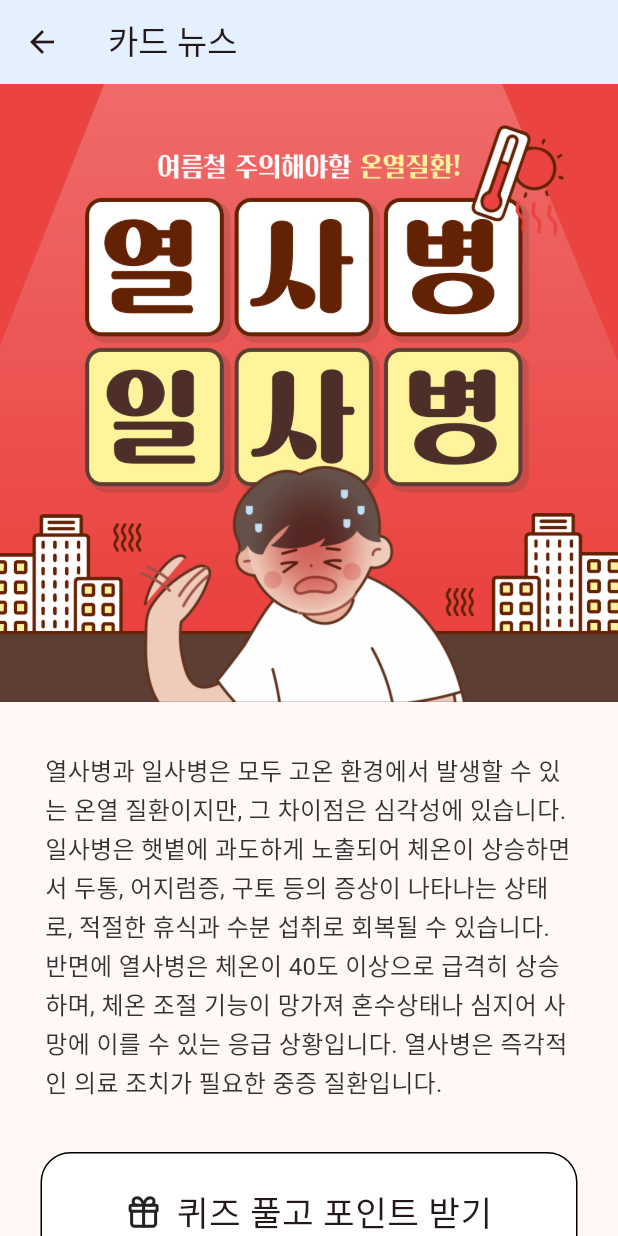
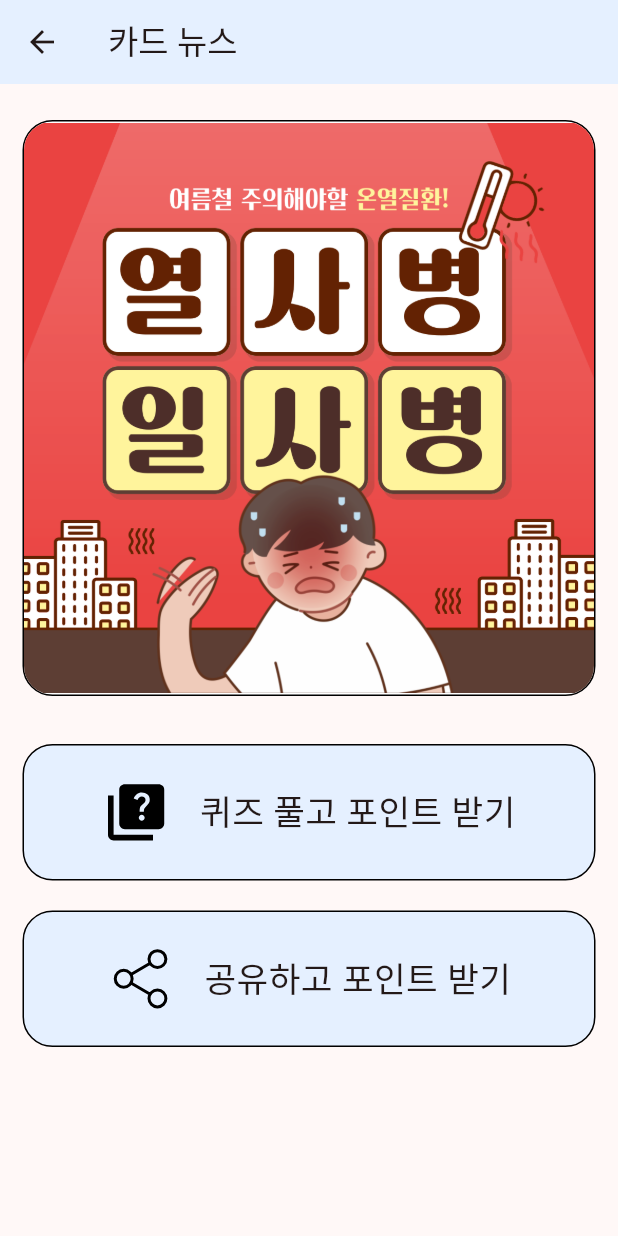
Before and after one commit to kauProjectX/dwph9988-client, a Flutter app: the CardNewsScreen screen opened directly, on a phone screen of 412 x 824 dp. Run offline on Flutter 3.47's test engine with Material 3 defaults, Android fonts, the phone set to English and light mode, and no system bars; our stand-ins replace built_collection, built_value, dio, flutter_svg, get, lucide_icons_flutter and 1 more; missing offline and left inert: flutter_naver_map, one_of_serializer; Roboto replaces fonts that are missing (Gmarket Sans).

Commit message:
feat: 카드 뉴스 수정

```diff
--- a/lib/screens/card_news_screen.dart
+++ b/lib/screens/card_news_screen.dart
@@ -1,4 +1,5 @@
 import 'package:flutter/material.dart';
+import 'package:flutter_svg/svg.dart';
 import 'package:lucide_icons_flutter/lucide_icons.dart';
 
 class CardNewsScreen extends StatelessWidget {
@@ -14,8 +15,18 @@ class CardNewsScreen extends StatelessWidget {
       body: SingleChildScrollView(
         child: Column(
           children: [
-            SizedBox(
-              height: MediaQuery.of(context).size.width,
+            const SizedBox(height: 24),
+            Container(
+              margin: const EdgeInsets.symmetric(horizontal: 15),
+              decoration: BoxDecoration(
+                color: Colors.white,
+                borderRadius: BorderRadius.circular(20),
+                border: Border.all(color: Colors.black, width: 1),
+              ),
+              child: ClipRRect(
+                borderRadius: BorderRadius.circular(19),
+                child: SizedBox(
+                  height: MediaQuery.of(context).size.width - 30,
                   child: PageView.builder(
                     itemCount: 5,
                     itemBuilder: (context, index) {
@@ -23,33 +34,47 @@ class CardNewsScreen extends StatelessWidget {
                     },
                   ),
                 ),
-            const Padding(
-              padding: EdgeInsets.symmetric(horizontal: 30, vertical: 33),
-              child: Text(
-                "열사병과 일사병은 모두 고온 환경에서 발생할 수 있는 온열 질환이지만, 그 차이점은 심각성에 있습니다. 일사병은 햇볕에 과도하게 노출되어 체온이 상승하면서 두통, 어지럼증, 구토 등의 증상이 나타나는 상태로, 적절한 휴식과 수분 섭취로 회복될 수 있습니다. 반면에 열사병은 체온이 40도 이상으로 급격히 상승하며, 체온 조절 기능이 망가져 혼수상태나 심지어 사망에 이를 수 있는 응급 상황입니다. 열사병은 즉각적인 의료 조치가 필요한 중증 질환입니다.",
-                style: TextStyle(
-                  fontSize: 16,
-                  height: 1.5625,
-                  color: Color(0xFF333333),
               ),
             ),
-            ),
+            const SizedBox(height: 32),
             Container(
-              margin: const EdgeInsets.symmetric(horizontal: 27),
+              margin: const EdgeInsets.symmetric(horizontal: 15),
               padding: const EdgeInsets.all(22),
               decoration: BoxDecoration(
-                color: Colors.white,
+                color: Color(0xFFE5F0FF),
                 borderRadius: BorderRadius.circular(20),
                 border: Border.all(color: Colors.black, width: 1),
               ),
-              child: const Row(
+              child: Row(
                 mainAxisAlignment: MainAxisAlignment.center,
                 crossAxisAlignment: CrossAxisAlignment.center,
                 children: [
-                  Icon(LucideIcons.gift),
-                  SizedBox(width: 10),
-                  Text(
+                  SvgPicture.asset('assets/images/material-symbols_quiz.svg'),
+                  const SizedBox(width: 20),
+                  const Text(
                     "퀴즈 풀고 포인트 받기",
+                    style: TextStyle(fontSize: 23),
+                  ),
+                ],
+              ),
+            ),
+            const SizedBox(height: 20),
+            Container(
+              margin: const EdgeInsets.symmetric(horizontal: 15),
+              padding: const EdgeInsets.all(22),
+              decoration: BoxDecoration(
+                color: Color(0xFFE5F0FF),
+                borderRadius: BorderRadius.circular(20),
+                border: Border.all(color: Colors.black, width: 1),
+              ),
+              child: Row(
+                mainAxisAlignment: MainAxisAlignment.center,
+                crossAxisAlignment: CrossAxisAlignment.center,
+                children: [
+                  SvgPicture.asset('assets/images/share-2.svg'),
+                  const SizedBox(width: 20),
+                  const Text(
+                    "공유하고 포인트 받기",
                     style: TextStyle(fontSize: 23),
                   ),
                 ],
```
Also changed, not shown: assets/images/material-symbols_quiz.svg (added), assets/images/share-2.svg (added). Lines whose indentation alone changed are shown as unchanged.
